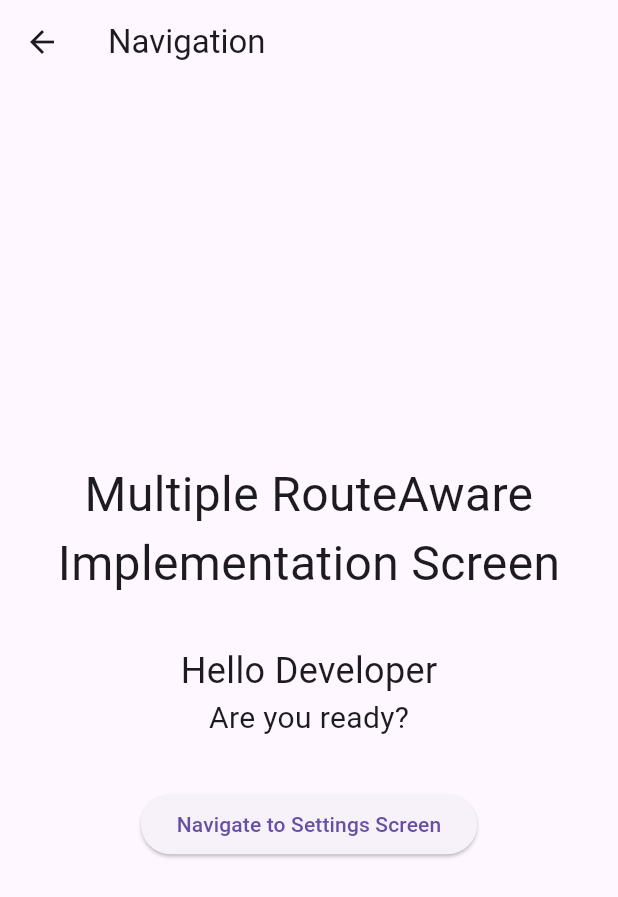
After one commit to anupam92402/NavigatorObserver, a Flutter app: the screen it shows after launch, after a tap on "Navigate to Multiple Route Aware UseCase", on a phone screen of 412 x 824 dp. The commit adds this screen. Shown: the top 897 px of the screen. Run offline on Flutter 3.47's test engine with Material 3 defaults, Android fonts, the phone set to English and light mode, and no system bars.

Commit message:
screen and route aware impl added

```diff
--- a/lib/navigator/navigator_observer/navigation_observer.dart
+++ b/lib/navigator/navigator_observer/navigation_observer.dart
@@ -67,7 +67,7 @@ class CustomNavigatorObserver extends NavigatorObserver {
   /// Common logger to centralize printing and respect enableLogger.
   void _log(String message) {
     if (enableLogger) {
-      print('[Navigator] $message');
+      print('[NavigatorObserver] $message');
     }
   }
 
--- a/lib/presentation/views/home_screen.dart
+++ b/lib/presentation/views/home_screen.dart
@@ -6,6 +6,7 @@ import 'package:navigation/presentation/views/tab_bar_screen.dart';
 
 import 'bottom_nav_bar_screen.dart';
 import 'bottom_sheet_screen.dart';
+import 'multiple_route_aware_impl_screen.dart';
 
 class HomeScreen extends StatefulWidget {
   const HomeScreen({super.key});
@@ -78,7 +79,7 @@ class _HomeScreenState extends State<HomeScreen> with RouteAware {
         mainAxisAlignment: MainAxisAlignment.center,
         children: [
           Center(child: Text('Home Screen', style: TextStyle(fontSize: 32))),
-          SizedBox(height: 8),
+          SizedBox(height: 32),
           ElevatedButton(
             onPressed: () {
               Navigator.of(context).push(
@@ -134,6 +135,17 @@ class _HomeScreenState extends State<HomeScreen> with RouteAware {
             },
             child: Text('Open Tab View Bar Screen'),
           ),
+          ElevatedButton(
+            onPressed: () {
+              Navigator.of(context).push(
+                MaterialPageRoute(
+                  settings: const RouteSettings(name: 'MultipleRouteAwareImplScreen'),
+                  builder: (context) => MultipleRouteAwareImplScreen(),
+                ),
+              );
+            },
+            child: Text('Navigate to Multiple Route Aware UseCase'),
+          ),
         ],
       ),
     );
--- /dev/null
+++ b/lib/presentation/views/multiple_route_aware_impl_screen.dart
@@ -0,0 +1,107 @@
+import 'package:flutter/material.dart';
+import 'package:navigation/navigator/route_observer/route_observer_util.dart';
+import 'package:navigation/presentation/views/settings_screen.dart';
+
+import '../widgets/description_text_widget.dart';
+import '../widgets/user_text_widget.dart';
+
+class MultipleRouteAwareImplScreen extends StatefulWidget {
+  const MultipleRouteAwareImplScreen({super.key});
+
+  @override
+  State<MultipleRouteAwareImplScreen> createState() =>
+      _MultipleRouteAwareImplScreenState();
+}
+
+class _MultipleRouteAwareImplScreenState
+    extends State<MultipleRouteAwareImplScreen>
+    with RouteAware {
+  RouteObserver<PageRoute<dynamic>>? _routeObserver;
+
+  /// Centralized plain logger for this class.
+  void _log(String message) {
+    print('[RouteAware][MultipleRouteAwareImplScreen] $message');
+  }
+
+  @override
+  void didChangeDependencies() {
+    super.didChangeDependencies();
+
+    /// Subscribe this screen to the shared RouteObserver.
+    final observer = RouteObserverUtils().getObserver(ObserverType.route);
+    if (observer is RouteObserver<PageRoute<dynamic>>) {
+      _routeObserver = observer;
+      final route = ModalRoute.of(context);
+      if (route is PageRoute<dynamic>) {
+        _routeObserver!.subscribe(this, route);
+        _log(
+          'Subscribed to RouteObserver for ${route.settings.name ?? 'unknown'}',
+        );
+      }
+    }
+  }
+
+  @override
+  void dispose() {
+    /// Unsubscribe on dispose to avoid leaks.
+    if (_routeObserver != null) {
+      _routeObserver!.unsubscribe(this);
+      _log('Unsubscribed from RouteObserver');
+    }
+    super.dispose();
+  }
+
+  @override
+  void didPush() {
+    _log('didPush');
+  }
+
+  @override
+  void didPop() {
+    _log('didPop');
+  }
+
+  @override
+  void didPopNext() {
+    _log('didPopNext (returned to this screen)');
+  }
+
+  @override
+  void didPushNext() {
+    _log('didPushNext (navigated away from this screen)');
+  }
+
+  @override
+  Widget build(BuildContext context) {
+    return Scaffold(
+      appBar: AppBar(title: Text('Navigation')),
+      body: Column(
+        mainAxisAlignment: MainAxisAlignment.center,
+        children: [
+          Center(
+            child: Text(
+              'Multiple RouteAware Implementation Screen',
+              style: TextStyle(fontSize: 32),
+              textAlign: TextAlign.center,
+            ),
+          ),
+          SizedBox(height: 32),
+          UserTextWidget(),
+          DescriptionTextWidget(),
+          SizedBox(height: 32),
+          ElevatedButton(
+            onPressed: () {
+              Navigator.of(context).push(
+                MaterialPageRoute(
+                  settings: const RouteSettings(name: 'SettingsScreen'),
+                  builder: (context) => SettingsScreen(),
+                ),
+              );
+            },
+            child: Text('Navigate to Settings Screen'),
+          ),
+        ],
+      ),
+    );
+  }
+}
--- /dev/null
+++ b/lib/presentation/widgets/description_text_widget.dart
@@ -0,0 +1,75 @@
+import 'package:flutter/material.dart';
+
+import '../../navigator/route_observer/route_observer_util.dart';
+
+class DescriptionTextWidget extends StatefulWidget {
+  const DescriptionTextWidget({super.key});
+
+  @override
+  State<DescriptionTextWidget> createState() => _DescriptionTextWidgetState();
+}
+
+class _DescriptionTextWidgetState extends State<DescriptionTextWidget>
+    with RouteAware {
+
+  RouteObserver<PageRoute<dynamic>>? _routeObserver;
+
+  /// Centralized plain logger for this class.
+  void _log(String message) {
+    print('[RouteAware][DescriptionTextWidget] $message');
+  }
+
+  @override
+  void didChangeDependencies() {
+    super.didChangeDependencies();
+
+    /// Subscribe this screen to the shared RouteObserver.
+    final observer = RouteObserverUtils().getObserver(ObserverType.route);
+    if (observer is RouteObserver<PageRoute<dynamic>>) {
+      _routeObserver = observer;
+      final route = ModalRoute.of(context);
+      if (route is PageRoute<dynamic>) {
+        _routeObserver!.subscribe(this, route);
+        _log(
+          'Subscribed to RouteObserver for ${route.settings.name ?? 'unknown'}',
+        );
+      }
+    }
+  }
+
+  @override
+  void dispose() {
+    /// Unsubscribe on dispose to avoid leaks.
+    if (_routeObserver != null) {
+      _routeObserver!.unsubscribe(this);
+      _log('Unsubscribed from RouteObserver');
+    }
+    super.dispose();
+  }
+
+  @override
+  void didPush() {
+    _log('didPush');
+  }
+
+  @override
+  void didPop() {
+    _log('didPop');
+  }
+
+  @override
+  void didPopNext() {
+    _log('didPopNext (returned to this screen)');
+  }
+
+  @override
+  void didPushNext() {
+    _log('didPushNext (navigated away from this screen)');
+  }
+
+
+  @override
+  Widget build(BuildContext context) {
+    return Text('Are you ready?', style: TextStyle(fontSize: 20));
+  }
+}
--- /dev/null
+++ b/lib/presentation/widgets/user_text_widget.dart
@@ -0,0 +1,72 @@
+import 'package:flutter/material.dart';
+
+import '../../navigator/route_observer/route_observer_util.dart';
+
+class UserTextWidget extends StatefulWidget {
+  const UserTextWidget({super.key});
+
+  @override
+  State<UserTextWidget> createState() => _UserTextWidgetState();
+}
+
+class _UserTextWidgetState extends State<UserTextWidget> with RouteAware {
+  RouteObserver<PageRoute<dynamic>>? _routeObserver;
+
+  /// Centralized plain logger for this class.
+  void _log(String message) {
+    print('[RouteAware][UserTextWidget] $message');
+  }
+
+  @override
+  void didChangeDependencies() {
+    super.didChangeDependencies();
+
+    /// Subscribe this screen to the shared RouteObserver.
+    final observer = RouteObserverUtils().getObserver(ObserverType.route);
+    if (observer is RouteObserver<PageRoute<dynamic>>) {
+      _routeObserver = observer;
+      final route = ModalRoute.of(context);
+      if (route is PageRoute<dynamic>) {
+        _routeObserver!.subscribe(this, route);
+        _log(
+          'Subscribed to RouteObserver for ${route.settings.name ?? 'unknown'}',
+        );
+      }
+    }
+  }
+
+  @override
+  void dispose() {
+    /// Unsubscribe on dispose to avoid leaks.
+    if (_routeObserver != null) {
+      _routeObserver!.unsubscribe(this);
+      _log('Unsubscribed from RouteObserver');
+    }
+    super.dispose();
+  }
+
+  @override
+  void didPush() {
+    _log('didPush');
+  }
+
+  @override
+  void didPop() {
+    _log('didPop');
+  }
+
+  @override
+  void didPopNext() {
+    _log('didPopNext (returned to this screen)');
+  }
+
+  @override
+  void didPushNext() {
+    _log('didPushNext (navigated away from this screen)');
+  }
+
+  @override
+  Widget build(BuildContext context) {
+    return Text('Hello Developer', style: TextStyle(fontSize: 24));
+  }
+}
```
Also changed, not shown: lib/presentation/views/bottom_nav_bar_screen.dart (+64 -22 lines), lib/presentation/views/bottom_sheet_screen.dart (+62 -1 lines), lib/presentation/views/tab_bar_screen.dart (+64 -28 lines).
